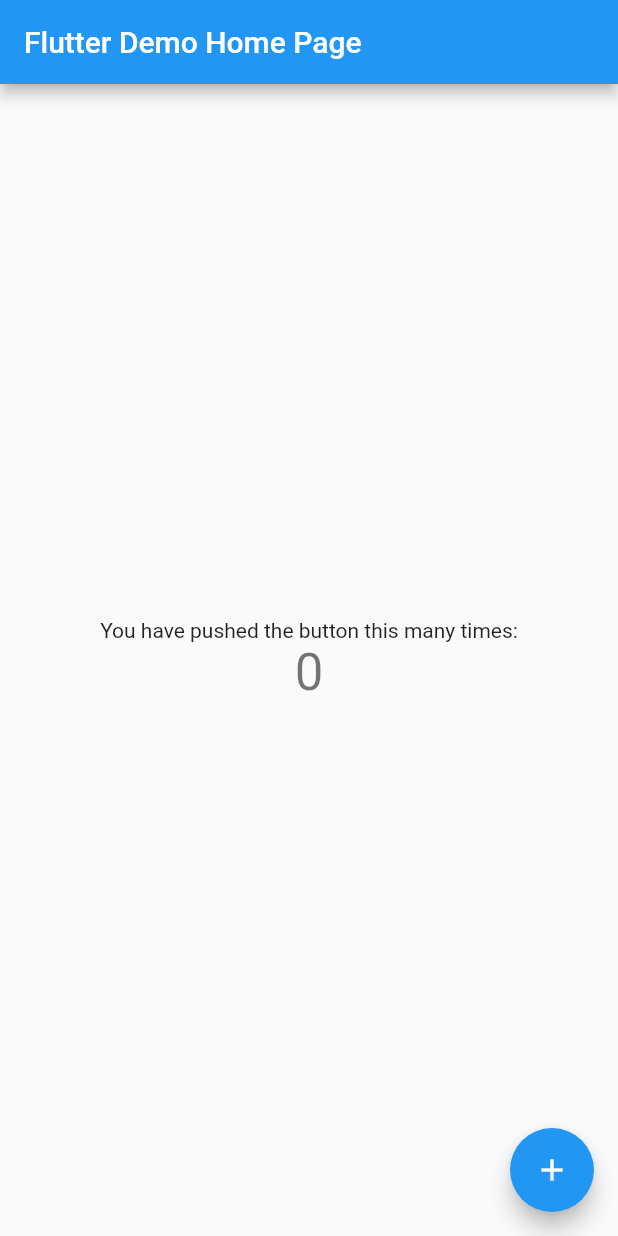
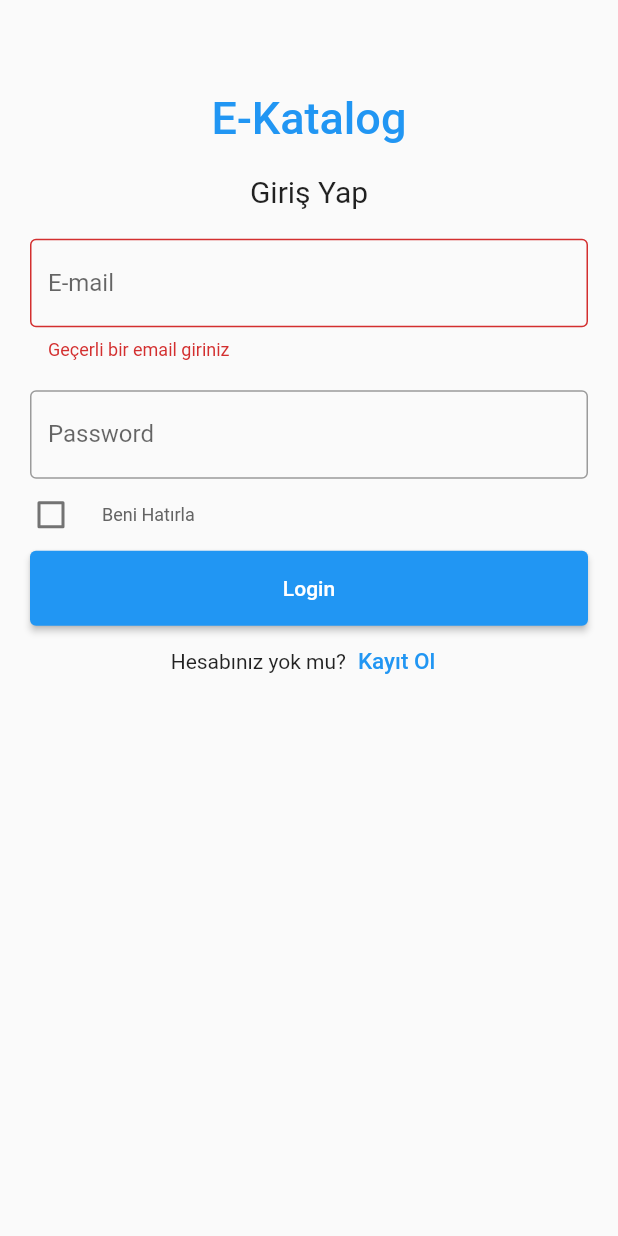
Before and after one commit to suleymanuren/Product-App, a Flutter app: the screen it shows after launch, on a phone screen of 412 x 824 dp. Run offline on Flutter 3.47's test engine with Material 2 defaults, Android fonts, the phone set to English and light mode, and no system bars; our stand-ins replace mask_text_input_formatter, shared_preferences; Roboto replaces fonts that are missing (Rubic).

Commit message:
UI and UI Helper
Added some UI helpers
Login and register pages designed

```diff
--- /dev/null
+++ b/lib/login/register/login_page.dart
@@ -0,0 +1,135 @@
+import 'package:flutter/material.dart';
+import 'package:product_app/login/register/register_page.dart';
+import 'package:shared_preferences/shared_preferences.dart';
+import '../../ui/responsive.dart';
+import '../../ui/validators.dart';
+
+class LoginPage extends StatefulWidget {
+  const LoginPage({Key? key}) : super(key: key);
+static String routeName = '/LogiPage';
+  @override
+  State<LoginPage> createState() => _LoginPageState();
+}
+
+class _LoginPageState extends State<LoginPage> {
+  TextEditingController emailController = TextEditingController();
+  TextEditingController passwordController = TextEditingController();
+  final formGlobalKey = GlobalKey<FormState>();
+  bool _isChecked = false;
+
+  @override
+  Widget build(BuildContext context) {
+                      SizeConfig().init(context);
+
+    return Scaffold(
+      body: Form(
+        key: formGlobalKey,
+        child: Padding(
+            padding: const EdgeInsets.all(10),
+            child: ListView(
+              children: <Widget>[
+                SizedBox(height: SizeConfig.screenHeight*.05,),
+                Container(
+                    alignment: Alignment.center,
+                    padding: const EdgeInsets.all(10),
+                    child: const Text(
+                      'E-Katalog',
+                      style: TextStyle(
+                          color: Colors.blue,
+                          fontWeight: FontWeight.w500,
+                          fontSize: 30),
+                    )),
+                Container(
+                    alignment: Alignment.center,
+                    padding: const EdgeInsets.all(10),
+                    child: const Text(
+                      'Giriş Yap',
+                      style: TextStyle(fontSize: 20),
+                    )),
+                Container(
+                  padding: const EdgeInsets.all(10),
+                  child: Form(
+                    autovalidateMode: AutovalidateMode.always,
+                    child: TextFormField(
+                      autovalidateMode: AutovalidateMode.onUserInteraction,
+                      validator: (input) => input!.isValidEmail()
+                          ? null
+                          : "Geçerli bir email giriniz",
+                      controller: emailController,
+                      decoration: const InputDecoration(
+                        border: OutlineInputBorder(),
+                        labelText: 'E-mail',
+                      ),
+                    ),
+                  ),
+                ),
+                Container(
+                  padding: const EdgeInsets.fromLTRB(10, 10, 10, 0),
+                  child: TextFormField(
+                    autovalidateMode: AutovalidateMode.onUserInteraction,
+                    validator: (input) => input!.isValidPassword()
+                        ? null
+                        : "Şifreniz 6 ila 20 karakter arasında olmalı ve harf içermelidir",
+                    obscureText: true,
+                    controller: passwordController,
+                    decoration: const InputDecoration(
+                      border: OutlineInputBorder(),
+                      labelText: 'Password',
+                    ),
+                  ),
+                ),
+     Row(children: [           Checkbox(
+                    activeColor: Color(0xff00C8E8),
+                    value: _isChecked,
+                    onChanged: _handleRemeberme),
+                SizedBox(width: 10.0),
+                Text("Beni Hatırla",
+                    style: TextStyle(
+                        color: Color(0xff646464),
+                        fontSize: 12,
+                        fontFamily: 'Rubic')),],),
+                Container(
+                    height: 50,
+                    padding: const EdgeInsets.fromLTRB(10, 0, 10, 0),
+                    child: ElevatedButton(
+                      child: const Text('Login'),
+                      onPressed: () {
+                        print(emailController.text);
+                        print(passwordController.text);
+                      },
+                    )),
+                Row(
+                  children: <Widget>[
+                    const Text('Hesabınız yok mu?'),
+                    TextButton(
+                      child: const Text(
+                        'Kayıt Ol',
+                        style: TextStyle(fontSize: 15),
+                      ),
+                      onPressed: () {
+Navigator.popAndPushNamed(context, RegisterPage.routeName);                    },
+                    )
+                  ],
+                  mainAxisAlignment: MainAxisAlignment.center,
+                ),
+              ],
+            )),
+      ),
+    );
+  }
+
+  void _handleRemeberme(bool? checkBoxState) {
+    print("Handle Rember Me");
+    _isChecked = checkBoxState!;
+    SharedPreferences.getInstance().then(
+      (prefs) {
+        prefs.setBool("remember_me", checkBoxState);
+        prefs.setString('email', emailController.text);
+        prefs.setString('password', passwordController.text);
+      },
+    );
+    setState(() {
+      _isChecked = checkBoxState;
+    });
+  }
+}
--- a/lib/main.dart
+++ b/lib/main.dart
@@ -1,4 +1,8 @@
 import 'package:flutter/material.dart';
+import 'package:product_app/ui/responsive.dart';
+import 'package:product_app/ui/routes.dart';
+
+import 'login/register/login_page.dart';
 
 void main() {
   runApp(const MyApp());
@@ -7,109 +11,19 @@ void main() {
 class MyApp extends StatelessWidget {
   const MyApp({Key? key}) : super(key: key);
 
-  // This widget is the root of your application.
   @override
   Widget build(BuildContext context) {
+
     return MaterialApp(
-      title: 'Flutter Demo',
+
       theme: ThemeData(
-        // This is the theme of your application.
-        //
-        // Try running your application with "flutter run". You'll see the
-        // application has a blue toolbar. Then, without quitting the app, try
-        // changing the primarySwatch below to Colors.green and then invoke
-        // "hot reload" (press "r" in the console where you ran "flutter run",
-        // or simply save your changes to "hot reload" in a Flutter IDE).
-        // Notice that the counter didn't reset back to zero; the application
-        // is not restarted.
+
         primarySwatch: Colors.blue,
       ),
-      home: const MyHomePage(title: 'Flutter Demo Home Page'),
+
+      debugShowCheckedModeBanner: false,
+      home: const LoginPage(),
+      routes: routes,
     );
   }
 }
-
-class MyHomePage extends StatefulWidget {
-  const MyHomePage({Key? key, required this.title}) : super(key: key);
-
-  // This widget is the home page of your application. It is stateful, meaning
-  // that it has a State object (defined below) that contains fields that affect
-  // how it looks.
-
-  // This class is the configuration for the state. It holds the values (in this
-  // case the title) provided by the parent (in this case the App widget) and
-  // used by the build method of the State. Fields in a Widget subclass are
-  // always marked "final".
-
-  final String title;
-
-  @override
-  State<MyHomePage> createState() => _MyHomePageState();
-}
-
-class _MyHomePageState extends State<MyHomePage> {
-  int _counter = 0;
-
-  void _incrementCounter() {
-    setState(() {
-      // This call to setState tells the Flutter framework that something has
-      // changed in this State, which causes it to rerun the build method below
-      // so that the display can reflect the updated values. If we changed
-      // _counter without calling setState(), then the build method would not be
-      // called again, and so nothing would appear to happen.
-      _counter++;
-    });
-  }
-
-  @override
-  Widget build(BuildContext context) {
-    // This method is rerun every time setState is called, for instance as done
-    // by the _incrementCounter method above.
-    //
-    // The Flutter framework has been optimized to make rerunning build methods
-    // fast, so that you can just rebuild anything that needs updating rather
-    // than having to individually change instances of widgets.
-    return Scaffold(
-      appBar: AppBar(
-        // Here we take the value from the MyHomePage object that was created by
-        // the App.build method, and use it to set our appbar title.
-        title: Text(widget.title),
-      ),
-      body: Center(
-        // Center is a layout widget. It takes a single child and positions it
-        // in the middle of the parent.
-        child: Column(
-          // Column is also a layout widget. It takes a list of children and
-          // arranges them vertically. By default, it sizes itself to fit its
-          // children horizontally, and tries to be as tall as its parent.
-          //
-          // Invoke "debug painting" (press "p" in the console, choose the
-          // "Toggle Debug Paint" action from the Flutter Inspector in Android
-          // Studio, or the "Toggle Debug Paint" command in Visual Studio Code)
-          // to see the wireframe for each widget.
-          //
-          // Column has various properties to control how it sizes itself and
-          // how it positions its children. Here we use mainAxisAlignment to
-          // center the children vertically; the main axis here is the vertical
-          // axis because Columns are vertical (the cross axis would be
-          // horizontal).
-          mainAxisAlignment: MainAxisAlignment.center,
-          children: <Widget>[
-            const Text(
-              'You have pushed the button this many times:',
-            ),
-            Text(
-              '$_counter',
-              style: Theme.of(context).textTheme.headline4,
-            ),
-          ],
-        ),
-      ),
-      floatingActionButton: FloatingActionButton(
-        onPressed: _incrementCounter,
-        tooltip: 'Increment',
-        child: const Icon(Icons.add),
-      ), // This trailing comma makes auto-formatting nicer for build methods.
-    );
-  }
-}
--- /dev/null
+++ b/lib/ui/responsive.dart
@@ -0,0 +1,26 @@
+import 'package:flutter/material.dart';
+
+class SizeConfig {
+  static late double screenWidth;
+  static late double screenHeight;
+  static late double defaultSize;
+  static late Orientation orientation;
+  static late MediaQueryData _mediaQueryData;
+
+  void init(BuildContext context) {
+    _mediaQueryData = MediaQuery.of(context);
+    screenWidth = _mediaQueryData.size.width;
+    orientation = _mediaQueryData.orientation;
+    screenHeight = _mediaQueryData.size.height;
+  }
+}
+
+double getProportionateScreenHeight(double inputHeight) {
+  double screenHeight = SizeConfig.screenHeight;
+  return (inputHeight / 812.0) * screenHeight;
+}
+
+double getProportionateScreenWidth(double inputWidth) {
+  double screenWidth = SizeConfig.screenWidth;
+  return (inputWidth / 375.0) * screenWidth;
+}
--- /dev/null
+++ b/lib/ui/routes.dart
@@ -0,0 +1,16 @@
+import 'package:flutter/material.dart';
+import 'package:product_app/login/register/register_page.dart';
+
+import '../login/register/login_page.dart';
+
+
+
+
+
+final Map<String, WidgetBuilder> routes = {
+
+  LoginPage.routeName: (context) => LoginPage(),
+    RegisterPage.routeName: (context) => RegisterPage(),
+
+
+};
--- a/pubspec.yaml
+++ b/pubspec.yaml
@@ -34,6 +34,8 @@ dependencies:
   # The following adds the Cupertino Icons font to your application.
   # Use with the CupertinoIcons class for iOS style icons.
   cupertino_icons: ^1.0.2
+  shared_preferences: ^2.0.15
+  mask_text_input_formatter: ^2.3.0
 
 dev_dependencies:
   flutter_test:
```
Also changed, not shown: lib/login/register/register_page.dart (added, +209 -0 lines), lib/ui/validators.dart (added, +20 -0 lines), pubspec.lock (added), 2 other files.
